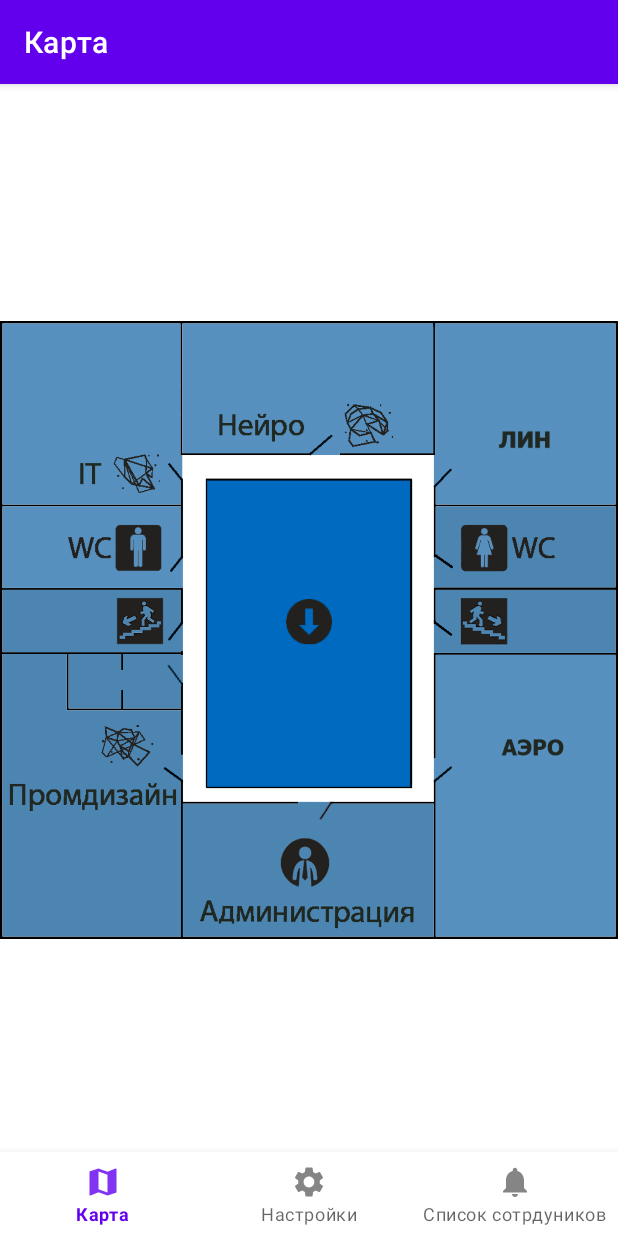
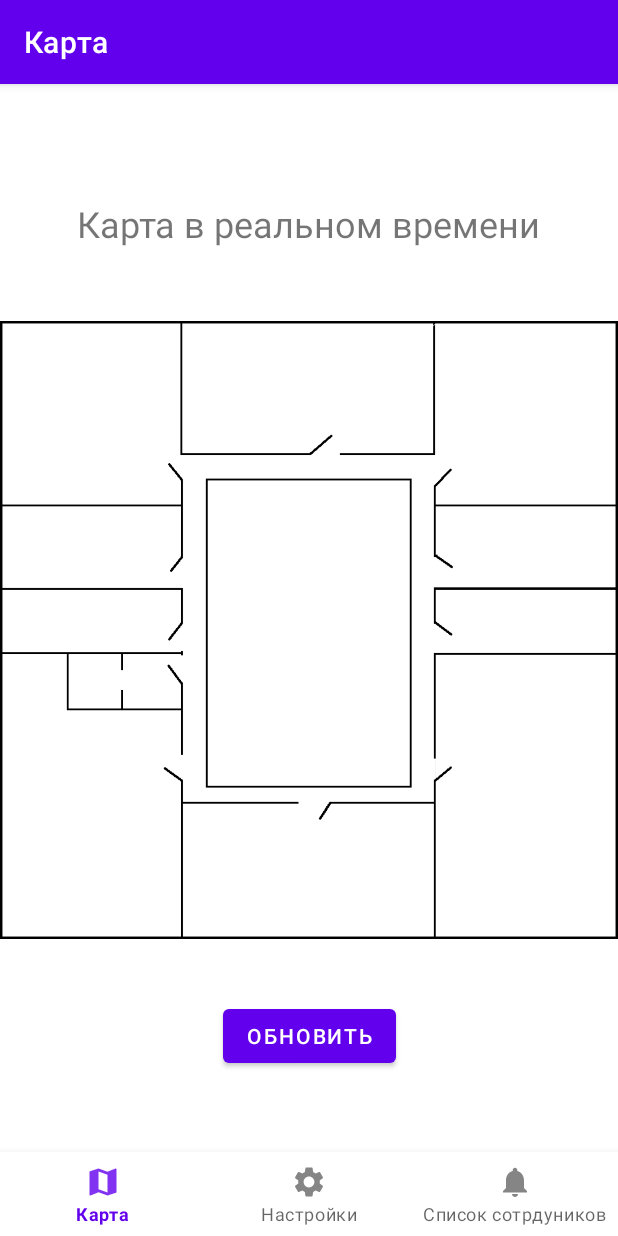
Before and after one commit to RoNrEy228/NaVOffice, an Android app: the screen it shows after launch (MainActivity), on a phone screen of 412 x 824 dp. Run offline under Robolectric (Android 15) with nearby library versions, the light colour scheme and no system bars; our stand-ins replace navigation-ui.

Commit message:
обнова

```diff
--- a/NavOffice11/app/src/main/res/layout/fragment_map.xml
+++ b/NavOffice11/app/src/main/res/layout/fragment_map.xml
@@ -8,6 +8,7 @@
 
     <ImageView
         android:id="@+id/imageView"
+
         android:layout_width="wrap_content"
         android:layout_height="wrap_content"
         android:src="@drawable/_"
@@ -20,6 +21,7 @@
 
     <ImageView
         android:id="@+id/it_cab"
+        android:visibility="invisible"
         android:layout_width="wrap_content"
         android:layout_height="wrap_content"
         android:src="@drawable/itcab"
@@ -30,6 +32,7 @@
 
     <ImageView
         android:id="@+id/admin_cab"
+        android:visibility="invisible"
         android:layout_width="wrap_content"
         android:layout_height="wrap_content"
         android:src="@drawable/admcab"
@@ -40,6 +43,7 @@
 
     <ImageView
         android:id="@+id/design_cab"
+        android:visibility="invisible"
         android:layout_width="wrap_content"
         android:layout_height="wrap_content"
         android:src="@drawable/promdis"
@@ -50,6 +54,7 @@
 
     <ImageView
         android:id="@+id/neiro_cab"
+        android:visibility="invisible"
         android:layout_width="wrap_content"
         android:layout_height="wrap_content"
         android:src="@drawable/neiro"
@@ -60,6 +65,7 @@
 
     <ImageView
         android:id="@+id/lin_cab"
+        android:visibility="invisible"
         android:layout_width="wrap_content"
         android:layout_height="wrap_content"
         android:src="@drawable/lin"
@@ -71,6 +77,7 @@
 
     <ImageView
         android:id="@+id/aero_cab"
+        android:visibility="invisible"
         android:layout_width="wrap_content"
         android:layout_height="wrap_content"
         android:src="@drawable/aero"
@@ -81,6 +88,7 @@
 
     <ImageView
         android:id="@+id/wc_1"
+        android:visibility="invisible"
         android:layout_width="wrap_content"
         android:layout_height="wrap_content"
         android:src="@drawable/wwc"
@@ -91,6 +99,7 @@
 
     <ImageView
         android:id="@+id/wc_2"
+        android:visibility="invisible"
         android:layout_width="wrap_content"
         android:layout_height="wrap_content"
         android:src="@drawable/mwc"
@@ -101,6 +110,7 @@
 
     <ImageView
         android:id="@+id/stairs_1"
+        android:visibility="invisible"
         android:layout_width="wrap_content"
         android:layout_height="wrap_content"
         android:src="@drawable/rightstairs"
@@ -111,6 +121,7 @@
 
     <ImageView
         android:id="@+id/stairs_2"
+        android:visibility="invisible"
         android:layout_width="wrap_content"
         android:layout_height="wrap_content"
         android:src="@drawable/leftstairs"
@@ -121,6 +132,7 @@
 
     <ImageView
         android:id="@+id/staff_1"
+        android:visibility="invisible"
         android:layout_width="wrap_content"
         android:layout_height="wrap_content"
         android:src="@drawable/sklad"
@@ -131,6 +143,7 @@
 
     <ImageView
         android:id="@+id/go_down"
+        android:visibility="invisible"
         android:layout_width="wrap_content"
         android:layout_height="wrap_content"
         android:src="@drawable/atrium"
@@ -139,4 +152,28 @@
         app:layout_constraintStart_toStartOf="parent"
         app:layout_constraintTop_toTopOf="parent" />
 
+    <TextView
+        android:textSize="24dp"
+        android:id="@+id/textView"
+        android:layout_width="wrap_content"
+        android:layout_height="wrap_content"
+        android:text="@string/txt1"
+        app:layout_constraintBottom_toBottomOf="@+id/imageView"
+        app:layout_constraintEnd_toEndOf="parent"
+        app:layout_constraintHorizontal_bias="0.498"
+        app:layout_constraintStart_toStartOf="@+id/imageView"
+        app:layout_constraintTop_toTopOf="@+id/imageView"
+        app:layout_constraintVertical_bias="0.036" />
+
+    <Button
+        android:id="@+id/button2"
+        android:layout_width="wrap_content"
+        android:layout_height="wrap_content"
+        android:text="@string/txt2"
+        app:layout_constraintBottom_toBottomOf="parent"
+        app:layout_constraintEnd_toEndOf="parent"
+        app:layout_constraintStart_toStartOf="parent"
+        app:layout_constraintTop_toTopOf="parent"
+        app:layout_constraintVertical_bias="0.976" />
+
 </androidx.constraintlayout.widget.ConstraintLayout>
```
